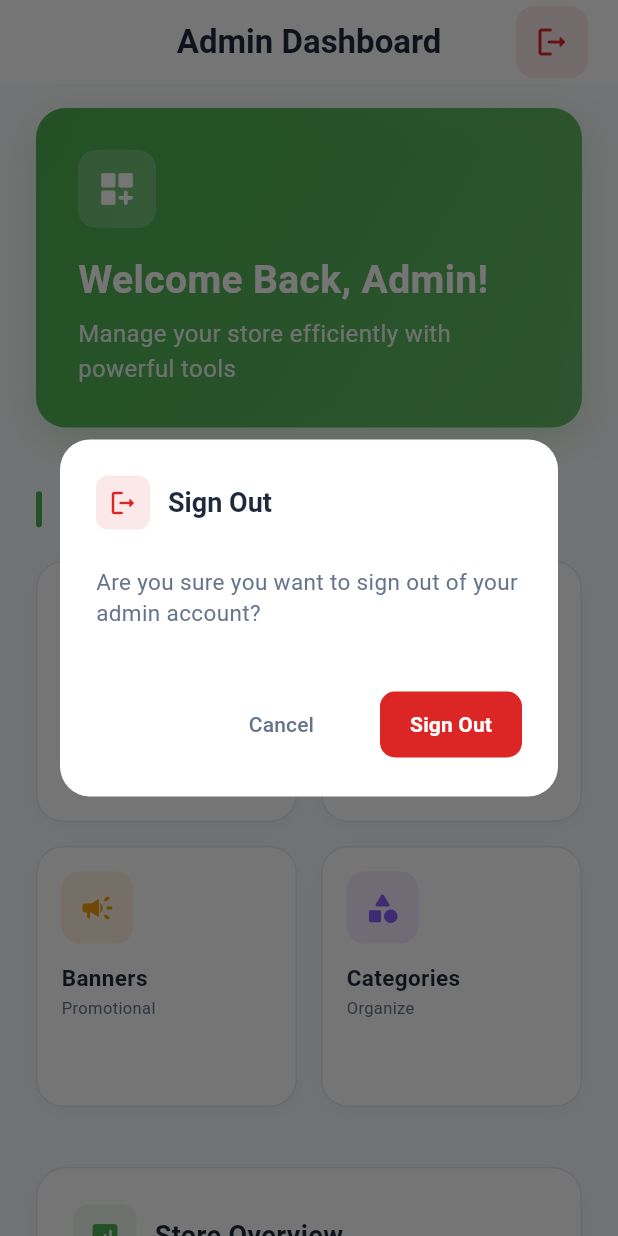
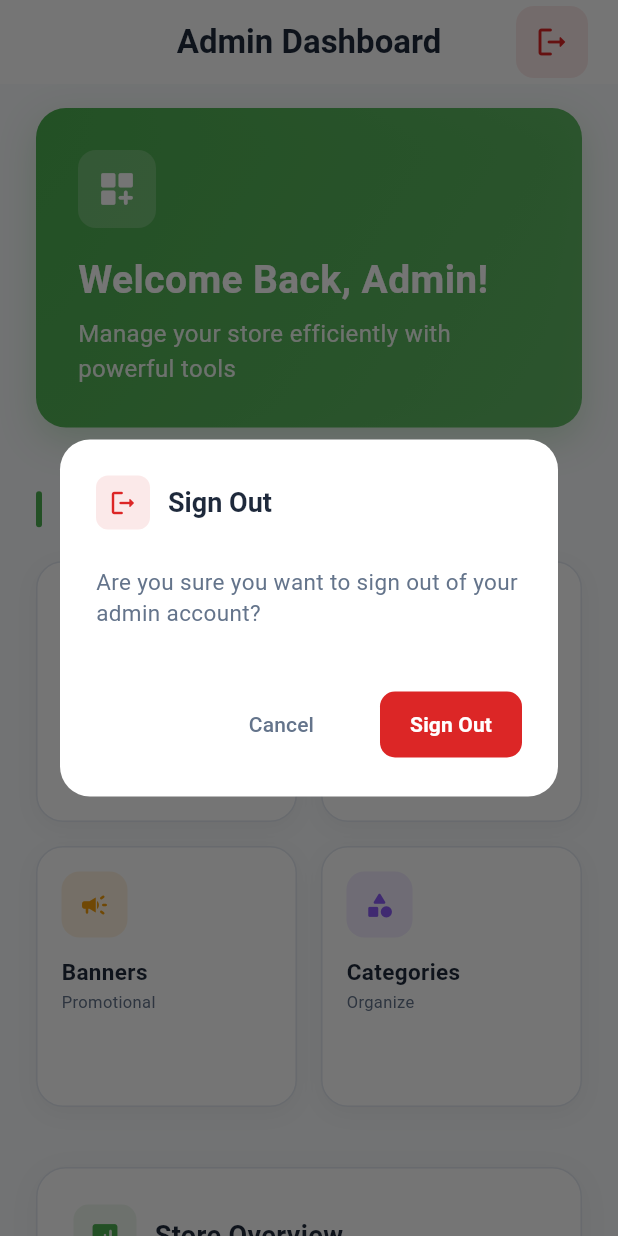
Before and after one commit to Amjad3618/yellow-achar-admin-app, a Flutter app: the screen it shows once a user with an empty profile is signed in, after a tap on the "logout" icon, on a phone screen of 412 x 824 dp. Run offline on Flutter 3.47's test engine with Material 3 defaults, Android fonts, the phone set to English and light mode, and no system bars; our stand-ins replace cloud_firestore, firebase_auth, firebase_core, firebase_storage, get, image_picker and 2 more; accounts and stored records are empty.

Commit message:
icon changes

```diff
--- a/lib/screens/home_screen.dart
+++ b/lib/screens/home_screen.dart
@@ -1,5 +1,8 @@
+// ignore_for_file: deprecated_member_use
+
 import 'package:flutter/material.dart';
 import 'package:get/get.dart';
+import 'package:cloud_firestore/cloud_firestore.dart';
 import 'package:yellow_admin/screens/add_products_screen.dart';
 import 'package:yellow_admin/screens/categories_screen.dart';
 import 'package:yellow_admin/screens/orders_screen.dart';
@@ -18,6 +21,49 @@ class HomeScreen extends StatefulWidget {
 
 class _HomeScreenState extends State<HomeScreen> {
   final AuthController authController = Get.find();
+  final FirebaseFirestore _firestore = FirebaseFirestore.instance;
+
+  // Variables to store collection counts
+  int productsCount = 0;
+  int categoriesCount = 0;
+  int ordersCount = 0;
+  bool isLoadingCounts = true;
+
+  @override
+  void initState() {
+    super.initState();
+    _fetchCollectionCounts();
+  }
+
+  // Method to fetch collection counts
+  Future<void> _fetchCollectionCounts() async {
+    try {
+      setState(() {
+        isLoadingCounts = true;
+      });
+
+      // Fetch products count
+      final productsSnapshot = await _firestore.collection('products').get();
+
+      // Fetch categories count
+      final categoriesSnapshot = await _firestore.collection('categories').get();
+
+      // Fetch orders count
+      final ordersSnapshot = await _firestore.collection('Orders').get();
+
+      setState(() {
+        productsCount = productsSnapshot.docs.length;
+        categoriesCount = categoriesSnapshot.docs.length;
+        ordersCount = ordersSnapshot.docs.length;
+        isLoadingCounts = false;
+      });
+    } catch (e) {
+      print('Error fetching collection counts: $e');
+      setState(() {
+        isLoadingCounts = false;
+      });
+    }
+  }
 
   @override
   Widget build(BuildContext context) {
@@ -59,6 +105,8 @@ class _HomeScreenState extends State<HomeScreen> {
         ],
       ),
       body: SafeArea(
+        child: RefreshIndicator(
+          onRefresh: _fetchCollectionCounts,
           child: SingleChildScrollView(
             padding: const EdgeInsets.symmetric(horizontal: 24.0, vertical: 16.0),
             child: Column(
@@ -194,10 +242,7 @@ class _HomeScreenState extends State<HomeScreen> {
                   decoration: BoxDecoration(
                     color: Colors.white,
                     borderRadius: BorderRadius.circular(20),
-                  border: Border.all(
-                    color: const Color(0xFFE2E8F0),
-                    width: 1,
-                  ),
+                    border: Border.all(color: const Color(0xFFE2E8F0), width: 1),
                     boxShadow: [
                       BoxShadow(
                         color: Colors.black.withOpacity(0.04),
@@ -231,6 +276,15 @@ class _HomeScreenState extends State<HomeScreen> {
                             fontWeight: FontWeight.w600,
                             color: const Color(0xFF1E293B),
                           ),
+                          const Spacer(),
+                          if (isLoadingCounts)
+                            const SizedBox(
+                              width: 16,
+                              height: 16,
+                              child: CircularProgressIndicator(
+                                strokeWidth: 2,
+                              ),
+                            ),
                         ],
                       ),
                       const SizedBox(height: 24),
@@ -239,7 +293,7 @@ class _HomeScreenState extends State<HomeScreen> {
                           Expanded(
                             child: _buildStatItem(
                               "Products",
-                            "0",
+                              isLoadingCounts ? "..." : productsCount.toString(),
                               Icons.inventory_2_rounded,
                               const Color(0xFF10B981),
                             ),
@@ -252,7 +306,7 @@ class _HomeScreenState extends State<HomeScreen> {
                           Expanded(
                             child: _buildStatItem(
                               "Categories",
-                            "0",
+                              isLoadingCounts ? "..." : categoriesCount.toString(),
                               Icons.category_rounded,
                               const Color(0xFF8B5CF6),
                             ),
@@ -265,7 +319,7 @@ class _HomeScreenState extends State<HomeScreen> {
                           Expanded(
                             child: _buildStatItem(
                               "Orders",
-                            "0",
+                              isLoadingCounts ? "..." : ordersCount.toString(),
                               Icons.shopping_bag_rounded,
                               const Color(0xFF3B82F6),
                             ),
@@ -278,6 +332,7 @@ class _HomeScreenState extends State<HomeScreen> {
 
                 const SizedBox(height: 32),
               ],
+            ),
           ),
         ),
       ),
@@ -301,10 +356,7 @@ class _HomeScreenState extends State<HomeScreen> {
           decoration: BoxDecoration(
             color: Colors.white,
             borderRadius: BorderRadius.circular(18),
-            border: Border.all(
-              color: const Color(0xFFE2E8F0),
-              width: 1,
-            ),
+            border: Border.all(color: const Color(0xFFE2E8F0), width: 1),
             boxShadow: [
               BoxShadow(
                 color: Colors.black.withOpacity(0.04),
@@ -324,11 +376,7 @@ class _HomeScreenState extends State<HomeScreen> {
                   color: color.withOpacity(0.12),
                   borderRadius: BorderRadius.circular(12),
                 ),
-                child: Icon(
-                  icon,
-                  color: color,
-                  size: 24,
-                ),
+                child: Icon(icon, color: color, size: 20),
               ),
 
               const SizedBox(height: 12),
@@ -364,7 +412,12 @@ class _HomeScreenState extends State<HomeScreen> {
     );
   }
 
-  Widget _buildStatItem(String label, String value, IconData icon, Color color) {
+  Widget _buildStatItem(
+    String label,
+    String value,
+    IconData icon,
+    Color color,
+  ) {
     return Container(
       padding: const EdgeInsets.symmetric(vertical: 8),
       child: Column(
@@ -375,11 +428,7 @@ class _HomeScreenState extends State<HomeScreen> {
               color: color.withOpacity(0.1),
               borderRadius: BorderRadius.circular(8),
             ),
-            child: Icon(
-              icon,
-              color: color,
-              size: 20,
-            ),
+            child: Icon(icon, color: color, size: 20),
           ),
           const SizedBox(height: 8),
           CustomText(
@@ -450,7 +499,10 @@ class _HomeScreenState extends State<HomeScreen> {
             TextButton(
               onPressed: () => Navigator.of(context).pop(),
               style: TextButton.styleFrom(
-                padding: const EdgeInsets.symmetric(horizontal: 20, vertical: 12),
+                padding: const EdgeInsets.symmetric(
+                  horizontal: 20,
+                  vertical: 12,
+                ),
                 shape: RoundedRectangleBorder(
                   borderRadius: BorderRadius.circular(10),
                 ),
@@ -470,7 +522,10 @@ class _HomeScreenState extends State<HomeScreen> {
               style: ElevatedButton.styleFrom(
                 backgroundColor: const Color(0xFFDC2626),
                 foregroundColor: Colors.white,
-                padding: const EdgeInsets.symmetric(horizontal: 20, vertical: 12),
+                padding: const EdgeInsets.symmetric(
+                  horizontal: 20,
+                  vertical: 12,
+                ),
                 elevation: 0,
                 shape: RoundedRectangleBorder(
                   borderRadius: BorderRadius.circular(10),
--- a/lib/screens/orders_screen.dart
+++ b/lib/screens/orders_screen.dart
@@ -1030,7 +1030,6 @@ class _OrdersScreenState extends State<OrdersScreen> {
     } catch (e) {
       if (Get.isDialogOpen ?? false) Get.back();
 
-      print('PDF Generation Error: $e');
       Get.snackbar(
         'Error',
         'Failed to generate invoice. Please try again.',
```
Also changed, not shown: pubspec.yaml (+10 -31 lines), assets/logo.png, pubspec.lock, 36 other files. Lines whose indentation alone changed are shown as unchanged.
